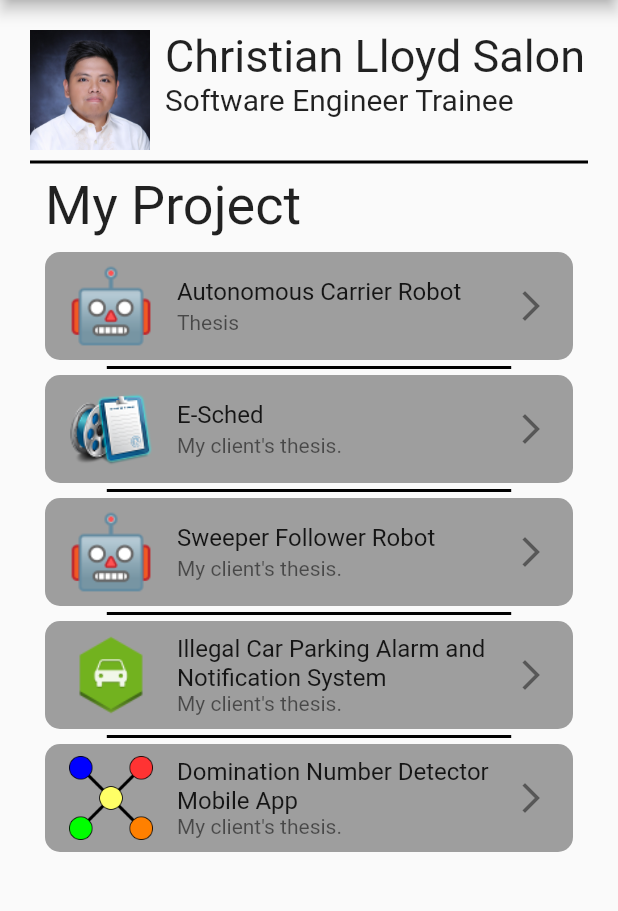
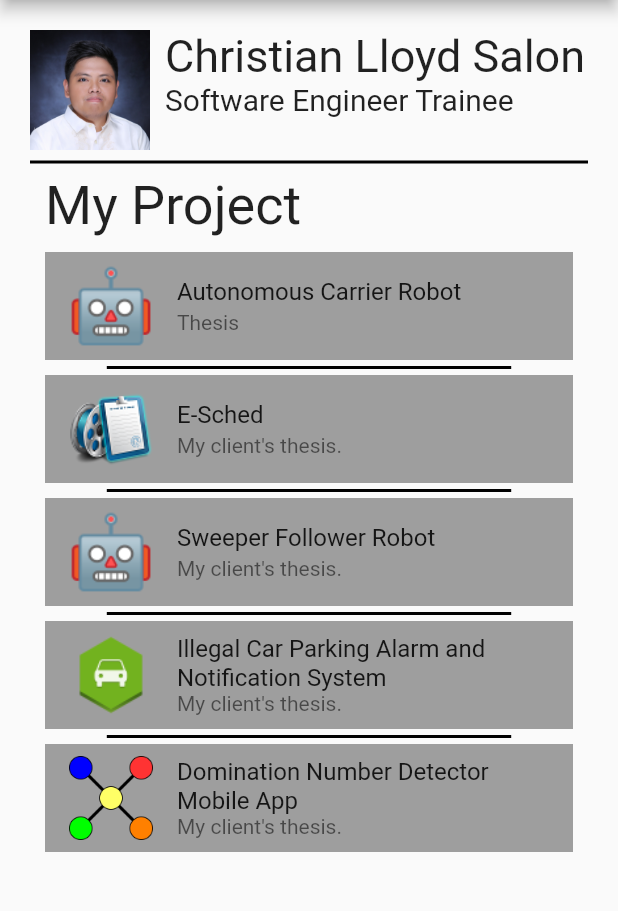
Before and after one commit to ChristianLloydSalon/Personal-Portfolio, a Flutter app: the screen it shows after launch, on a phone screen of 412 x 824 dp, the part 84-995 px from its top. Run offline on Flutter 3.47's test engine with Material 2 defaults, Android fonts, the phone set to English and light mode, and no system bars.

Commit message:
Added comments and minor changes

```diff
--- a/personal_portfolio/lib/HomePage.dart
+++ b/personal_portfolio/lib/HomePage.dart
@@ -79,7 +79,7 @@ class __WebViewState extends State<_WebView> {
                   // Divider
                   Divider(
                     height: 30,
-                    thickness: 2,
+                    thickness: 5,
                     color: Colors.black,
                     indent: width * 0.15,
                     endIndent: width * 0.15,
@@ -93,7 +93,7 @@ class __WebViewState extends State<_WebView> {
                         // vertical divider
                         VerticalDivider(
                           width: 20,
-                          thickness: 2,
+                          thickness: 5,
                           color: Colors.black,
                         ),
                         // project info (right)
--- a/personal_portfolio/lib/ProjectTile.dart
+++ b/personal_portfolio/lib/ProjectTile.dart
@@ -26,11 +26,7 @@ class ProjectTile extends StatelessWidget {
       subtitle: Text(_project.Subheader),
       tileColor: Colors.grey,
       leading: this._icon,
-      trailing: Icon(Icons.arrow_forward_ios),
       mouseCursor: SystemMouseCursors.click,
-      shape: RoundedRectangleBorder(
-        borderRadius: BorderRadius.circular(10),
-      ),
     );
   }
 }
--- a/personal_portfolio/lib/UserProfile.dart
+++ b/personal_portfolio/lib/UserProfile.dart
@@ -13,6 +13,7 @@ class UserProfile extends StatelessWidget {
               (kIsWeb) ? MainAxisAlignment.end : MainAxisAlignment.start,
           crossAxisAlignment: CrossAxisAlignment.stretch,
           children: [
+            // Name
             Container(
               child: Text(
                 'Christian Lloyd Salon',
@@ -23,11 +24,13 @@ class UserProfile extends StatelessWidget {
               ),
             ),
             if (kIsWeb) ...[
+              // Divider
               Divider(
-                thickness: 2,
+                thickness: 5,
                 color: Colors.black,
               ),
             ],
+            // Position
             Container(
               child: Text(
                 'Software Engineer Trainee',
```
